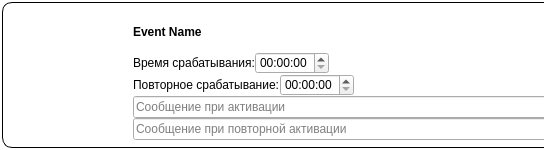
0r4anin/reminder, file eventlistwidgetitem.ui: the form before one commit; both pictures show x 0 to 544 and y 0 to 150 of the 887 by 150 pixel window.
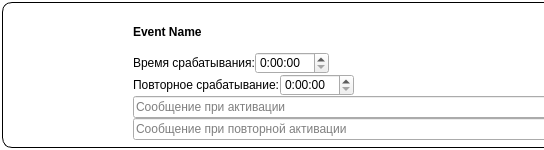
The form after the commit. Icons and pictures are not drawn.

What changed in the file:
```diff
--- a/eventlistwidgetitem.ui
+++ b/eventlistwidgetitem.ui
@@ -699,7 +699,11 @@
            </widget>
           </item>
           <item>
-           <widget class="QTimeEdit" name="eventTime"/>
+           <widget class="QTimeEdit" name="eventTime">
+            <property name="displayFormat">
+             <string>H:mm:ss</string>
+            </property>
+           </widget>
           </item>
           <item>
            <spacer name="horizontalSpacer_2">
@@ -726,7 +730,11 @@
            </widget>
           </item>
           <item>
-           <widget class="QTimeEdit" name="repeatTime"/>
+           <widget class="QTimeEdit" name="repeatTime">
+            <property name="displayFormat">
+             <string>H:mm:ss</string>
+            </property>
+           </widget>
           </item>
           <item>
            <spacer name="horizontalSpacer">
```
Left out of the diff: 2 changed lines with no effect on the pictures.
